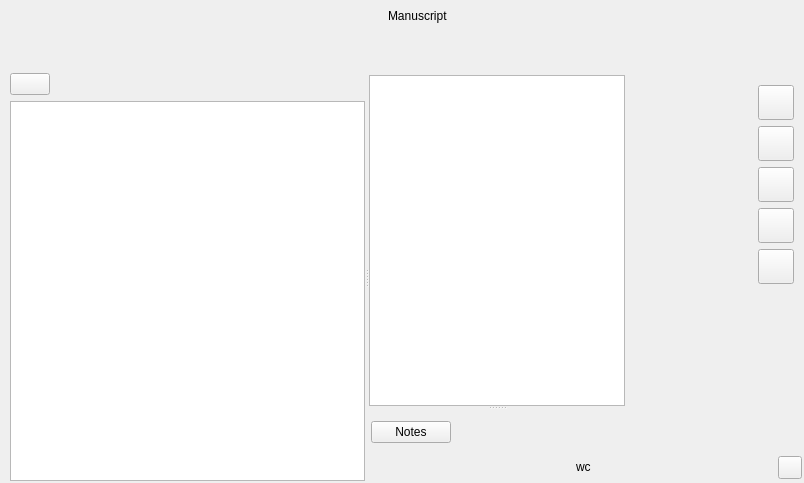
Above: ui/manuscript_view.ui from zkovari/plotlyst before the change. Below: the same form after it.
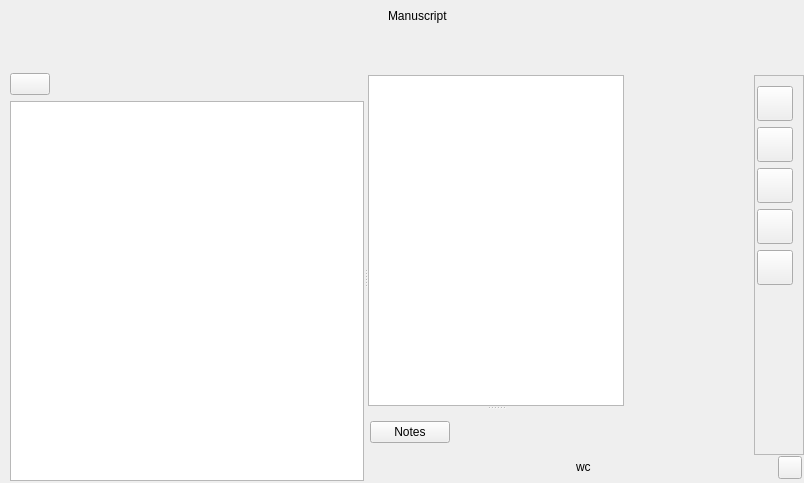
That is the form after the change. Custom widgets are drawn as their Qt base class.

```diff
--- a/ui/manuscript_view.ui
+++ b/ui/manuscript_view.ui
@@ -223,6 +223,9 @@
         </property>
         <item>
          <widget class="QWidget" name="wdgTop" native="true">
+          <property name="styleSheet">
+           <string notr="true"/>
+          </property>
           <layout class="QHBoxLayout" name="horizontalLayout">
            <property name="leftMargin">
             <number>5</number>
@@ -231,7 +234,7 @@
             <number>0</number>
            </property>
            <property name="rightMargin">
-            <number>15</number>
+            <number>21</number>
            </property>
            <property name="bottomMargin">
             <number>2</number>
@@ -359,13 +362,19 @@
            </widget>
           </item>
           <item>
-           <widget class="QWidget" name="wdgSideBar" native="true">
+           <widget class="QFrame" name="wdgSideBar">
             <property name="sizePolicy">
              <sizepolicy hsizetype="Maximum" vsizetype="Preferred">
               <horstretch>0</horstretch>
               <verstretch>0</verstretch>
              </sizepolicy>
             </property>
+            <property name="frameShape">
+             <enum>QFrame::StyledPanel</enum>
+            </property>
+            <property name="frameShadow">
+             <enum>QFrame::Sunken</enum>
+            </property>
             <property name="relaxed-white-bg" stdset="0">
              <bool>true</bool>
             </property>
@@ -571,8 +580,6 @@
                                                                     #E7E7E7);
                                                                     border-bottom-left-radius: 6px;
                                                                     border-bottom-right-radius: 6px;
-                                                                    border: 1px hidden black;
-                                                                    border-top: 0px;
                                                                     }
                                                                 </string>
           </property>
```
